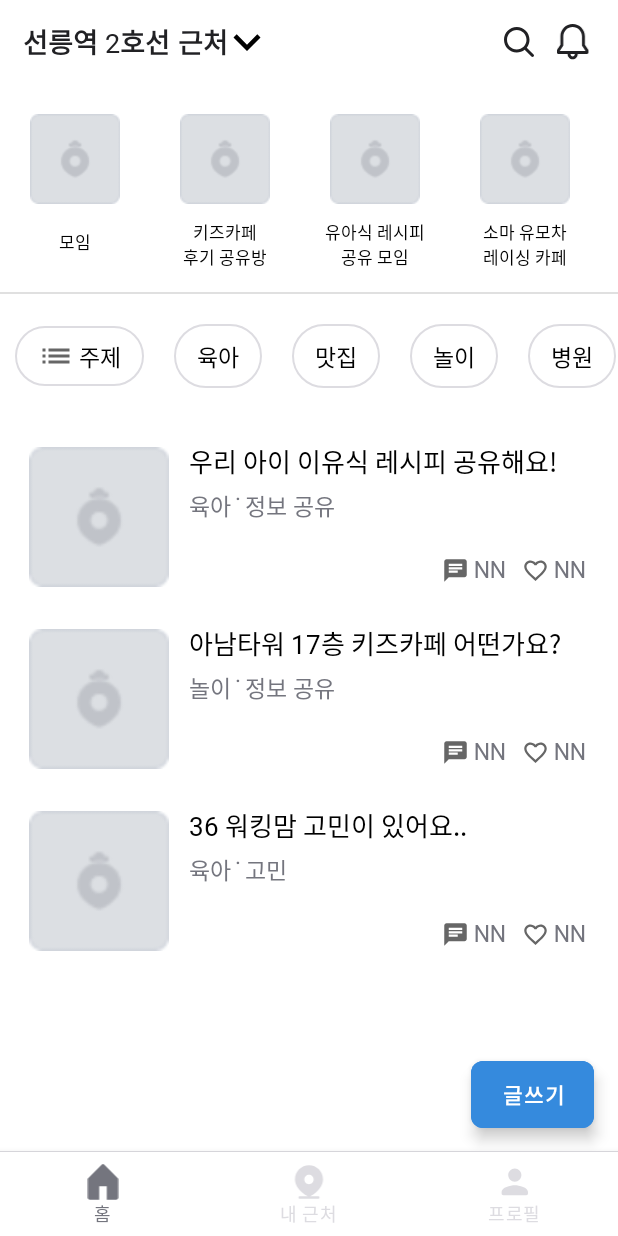
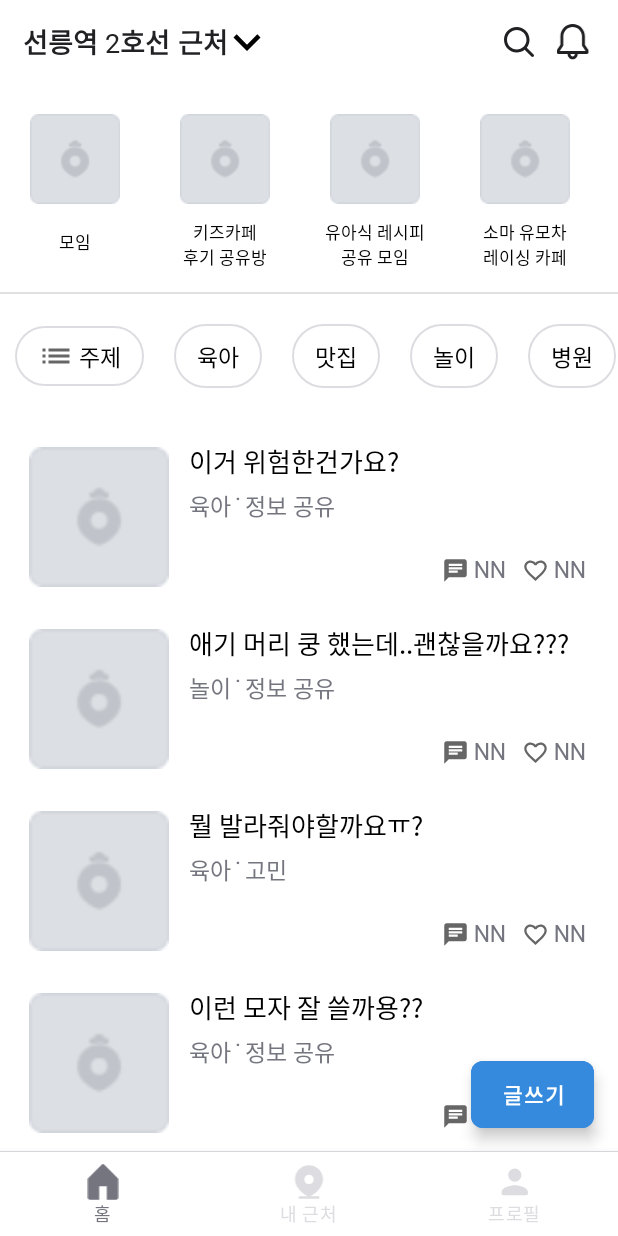
Before and after one commit to SWM-14th-Mini-Project-Team30/MAMMA-MIA, an Android app: the screen it shows after launch (MainActivity), on a phone screen of 412 x 824 dp. Run offline under Robolectric (Android 15) with nearby library versions, the phone set to English and light mode, and no system bars; our stand-ins replace data binding.

Commit message:
상세뷰 더미데이터 추가

```diff
--- a/app/src/main/java/org/swm/mammamia/ui/home/HomeFragment.java
+++ b/app/src/main/java/org/swm/mammamia/ui/home/HomeFragment.java
@@ -59,9 +59,15 @@ public class HomeFragment extends Fragment {
         // writingRv
         writingRv.setLayoutManager(new LinearLayoutManager(getContext()));
         List<WritingItem> writings = new ArrayList<>();
-        writings.add(new WritingItem("우리 아이 이유식 레시피 공유해요!", "육아", "정보 공유"));
-        writings.add(new WritingItem("아남타워 17층 키즈카페 어떤가요?", "놀이", "정보 공유"));
-        writings.add(new WritingItem("36 워킹맘 고민이 있어요..", "육아", "고민"));
+        writings.add(new WritingItem("이거 위험한건가요?", "육아", "정보 공유", "아기침대 이불을 세탁중이라 오늘은 패밀리침대에 눕혀서 낮잠을 재웠는데 씨씨티비로 본다고 봣는데 보니까ㅜ애가 뒤집기를 해서 엎드려 있어서 막 뛰어 들어가봤더니 다행히 고개 돌려서 자고 있더라구요\n이런식으로 자다가 질식사 할수도 있는거죠?\n이제 5개월이라서 아기침대가 작아요 ㅠㅠ 패밀리침대에 재우는게 너무 불안해서 ... 다들 어떠신가요 \n이 자세 위험한거죠? 자다가 뒤집기 할줄은 ㅠㅠㅠ", R.drawable.detail_image1));
+        writings.add(new WritingItem("애기 머리 쿵 했는데..괜찮을까요???", "놀이", "정보 공유", "제 부주의로 애기 머리가 쿵했는데..ㅠㅠㅠㅠ\n애를 안고제가 핸드폰을 들고 애 사진을 찍다가 폰이 떨어져서 다친거 같아요..\n근데 폰이 애 옆으로 떨어졌어서 정확히 폰에 맞은건지\n내 얼굴에 맞은건지는 모르겠어요ㅠㅠㅠㅠ\n너무 속상하네요 자책이되구요ㅠㅠ\n괜찮을까요..?ㅠㅠ순간적으로 애가 울고\n지금은 울지 않고 자고있긴한데\n초산맘이라 아무것도 모르고ㅠㅠ\n머리쪽이라 너무 걱정이되네요ㅠㅠ\n병원에 가보는게 좋을까요..?", R.drawable.detail_image2));
+        writings.add(new WritingItem("뭘 발라줘야할까요ㅠ?", "육아", "고민", "신생아예요ㅠㅠ상처가 생긴거같은데\n비판텐 발라주면 될까요?? 점되진 않겟죠??", R.drawable.detail_image3));
+        writings.add(new WritingItem("이런 모자 잘 쓸까용??", "육아", "정보 공유", "돌아깁니다\n뒤에 저렇게 목뒤까디 가려주는 모자.. 잘 쓸까요 ㅋㅋ\n캡모자는 있는데 조금 커서 딱맞는 모자를 하나 사고 싶어서요~ 안 불편해하나용??", R.drawable.detail_image4));
+        writings.add(new WritingItem("8개월 서기지옥 \uD83E\uDD26", "놀이", "정보 공유", "언제끝날까요 \uD83E\uDD79\n스스로 앉는건 언제쯤 하나요,, 후,,\n지금은 기냥 뒤로 쾅 누워요 \uD83E\uDD72\n괜찮을까효,,", R.drawable.detail_image5));
+        writings.add(new WritingItem("아기 발바닥 뭘까요..? 이게...", "육아", "고민", "저기 동그라미 친부분에 동글동글한게 만져져요 겉에서 볼땐 튀어나온게 없는데\n문뜩 어제 아기 발가락을 조물조물거리다가 알게됬어요! 발바닥 부분쪽이예요!\n오른쪽발에는 없고 왼쪽만 있더라구요...? 꼭 작은 구슬이 만져지는것같아요 \n아기는 안아파하는데 ㅠㅠ 뭘까요....? 저게 혹시 아시는 맘들 있나싶어서 올려봐요 \n내일 일단 감기때문에 소아과 재방문 날이라 가서 여쭤볼려고하는데\n정형외과를 가야하나요..? ㅠㅠ\n", R.drawable.detail_image6));
+        writings.add(new WritingItem("트램펄린 이제품 어떤가요?", "육아", "정보 공유", "15갤 아이예요\n이제품 어떤가요~?\n", R.drawable.detail_image7));
+        writings.add(new WritingItem("아기가 너무 많이 자요...", "놀이", "정보 공유", "101일된 아기입니다. 오늘 처음으로 새벽수유없이 5시반까지 쭉 자고 일어났는데, 평소보다 1시간반정도 일찍일어난거거든요\n그래서 그런지 낮잠을 엄청 자네요? ㅠㅠㅠ\n이런날도 있겠지 싶어서 애기 하는대로 두는중인데 어디 아픈건 아닌지 걱정도 살짝 되네용.. 열나거나 쳐지거나 이런거 아니면 둬도 될까유... ㅠㅠ", R.drawable.detail_image8));
+        writings.add(new WritingItem("투잡을 위한 직장 재!택!근!무 알바, 이런 꿀 없어요~", "놀이", "정보 공유", "안녕하세요~!재택알바 재택근무 하실분!!\n재택가능.초보.주부.육아맘 가능합니다~\n업무내용 : 인터넷상품주문서 작성\n근무시간 : 조율가능\n자격조건 : 인터넷 사용가능한 자\n*미성년자 제외*\n급여 : 당일결제 일급 5만원이상 \n단순업무이며 초보자분들도 부담없이 참여하실수 있습니다.상품주문서 작성하고 주문확인만 하시면 되는 업무입니다.\n부담없이 PC나 휴대폰으로 참여가능해요~\n많은 지원과 문의 부탁드립니당~ \n카톡:en889\n", R.drawable.detail_image9));
         WritingAdapter writingAdapter = new WritingAdapter(writings);
         writingRv.setAdapter(writingAdapter);
     }
--- a/app/src/main/java/org/swm/mammamia/ui/home/WritingItem.java
+++ b/app/src/main/java/org/swm/mammamia/ui/home/WritingItem.java
@@ -4,11 +4,17 @@ public class WritingItem {
     String title;
     String category;
     String sake;
+    String content;
+    int detail_pic;
 
-    public WritingItem(String title, String category, String sake) {
+
+    public WritingItem(String title, String category, String sake, String content, int detail_pic) {
         this.title = title;
         this.category = category;
         this.sake = sake;
+        this.content = content;
+        this.detail_pic= detail_pic;
+
     }
 
     public String getTitle() {
@@ -34,4 +40,20 @@ public class WritingItem {
     public void setSake(String sake) {
         this.sake = sake;
     }
+
+    public String getContent() {
+        return content;
+    }
+
+    public void setContent(String content) {
+        this.content = content;
+    }
+
+    public int getDetail_pic() {
+        return detail_pic;
+    }
+
+    public void setDetail_pic(int detail_pic) {
+        this.detail_pic = detail_pic;
+    }
 }
```
Also changed, not shown: app/src/main/res/drawable/detail_image1.jpg (added), app/src/main/res/drawable/detail_image2.jpg (added), app/src/main/res/drawable/detail_image3.jpg (added), app/src/main/res/drawable/detail_image4.jpg (added), app/src/main/res/drawable/detail_image5.jpg (added), app/src/main/res/drawable/detail_image6.png (added), app/src/main/res/drawable/detail_image7.jpg (added), app/src/main/res/drawable/detail_image8.jpg (added), app/src/main/res/drawable/detail_image9.jpg (added).
